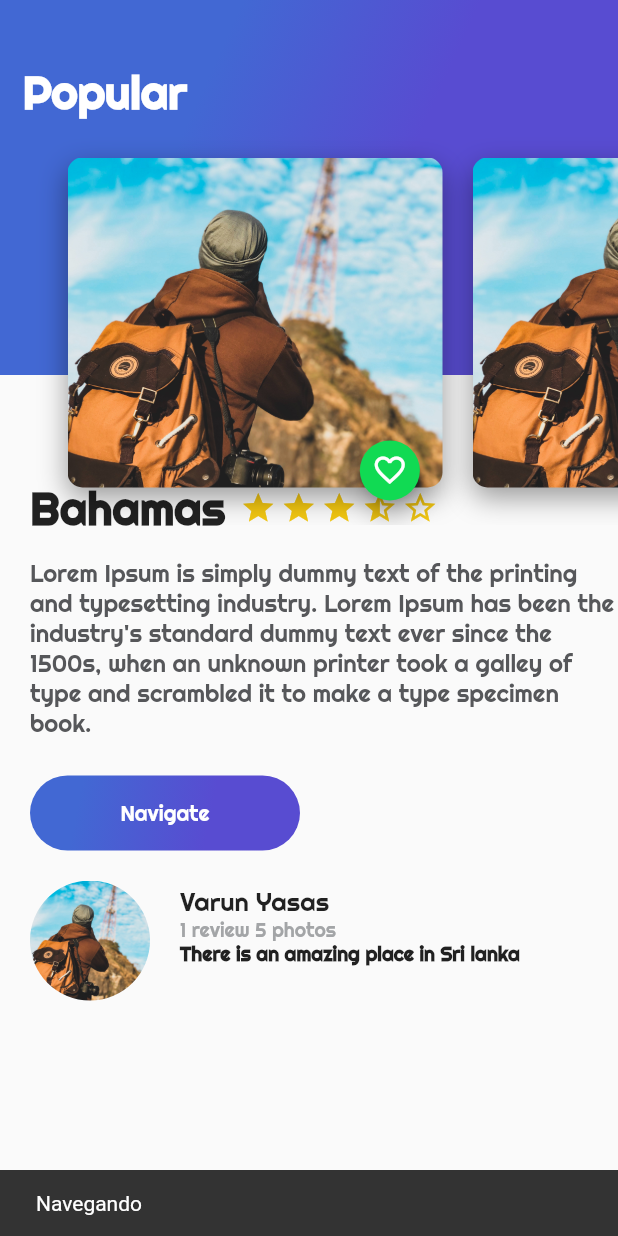
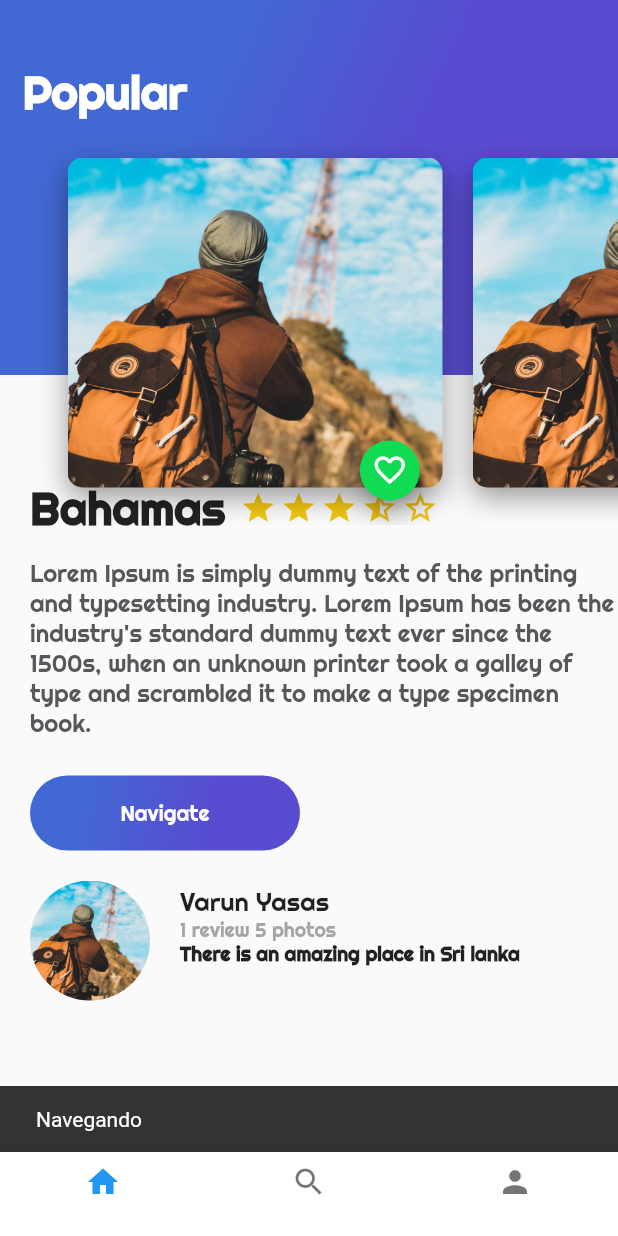
Before and after one commit to darioriverat/flutter_platzi, a Flutter app: the screen it shows after launch, after a tap on "Navigate", on a phone screen of 412 x 824 dp. Run offline on Flutter 3.47's test engine with Material 2 defaults, Android fonts, the phone set to English and light mode, and no system bars.

Commit message:
feat: create custom bottom navbar

```diff
--- /dev/null
+++ b/lib/home_trips.dart
@@ -0,0 +1,24 @@
+import 'package:flutter/material.dart';
+import 'package:platzi_reto/review_list.dart';
+import 'description_place.dart';
+import 'header.dart';
+
+class HomeTrips extends StatelessWidget {
+  String descriptionDummy =
+      "Lorem Ipsum is simply dummy text of the printing and typesetting industry. Lorem Ipsum has been the industry's standard dummy text ever since the 1500s, when an unknown printer took a galley of type and scrambled it to make a type specimen book.";
+
+  @override
+  Widget build(BuildContext context) {
+    return Stack(
+      children: [
+        ListView(
+          children: [
+            DescriptionPlace('Bahamas', 4, descriptionDummy),
+            ReviewList(),
+          ],
+        ),
+        Header()
+      ],
+    );
+  }
+}
--- a/lib/main.dart
+++ b/lib/main.dart
@@ -1,7 +1,5 @@
 import 'package:flutter/material.dart';
-import 'package:platzi_reto/description_place.dart';
-import 'package:platzi_reto/header.dart';
-import 'package:platzi_reto/review_list.dart';
+import 'package:platzi_reto/platzi_trips.dart';
 
 void main() {
   runApp(MaterialApp(
@@ -12,21 +10,6 @@ void main() {
 class Home extends StatelessWidget {
   @override
   Widget build(BuildContext context) {
-    String descriptionDummy =
-        "Lorem Ipsum is simply dummy text of the printing and typesetting industry. Lorem Ipsum has been the industry's standard dummy text ever since the 1500s, when an unknown printer took a galley of type and scrambled it to make a type specimen book.";
-
-    return Scaffold(
-      body: Stack(
-        children: [
-          ListView(
-            children: [
-              DescriptionPlace('Bahamas', 4, descriptionDummy),
-              ReviewList(),
-            ],
-          ),
-          Header()
-        ],
-      )
-    );
+    return PlatziTrips();
   }
 }
--- /dev/null
+++ b/lib/platzi_trips.dart
@@ -0,0 +1,54 @@
+import 'package:flutter/material.dart';
+import 'package:platzi_reto/profile_trips.dart';
+import 'package:platzi_reto/search_trips.dart';
+import 'home_trips.dart';
+
+class PlatziTrips extends StatefulWidget {
+  @override
+  _PlatziTripsState createState() => _PlatziTripsState();
+}
+
+class _PlatziTripsState extends State<PlatziTrips> {
+
+  int indexTap = 0;
+
+  final List<Widget> widgetsChildren = [
+    HomeTrips(),
+    SearchTrips(),
+    ProfileTrips(),
+  ];
+
+  void onTapTapped(int index) {
+    setState(() {
+      indexTap = index;
+    });
+  }
+
+  @override
+  Widget build(BuildContext context) {
+    return Scaffold(
+        bottomNavigationBar: Theme(
+          data: Theme.of(context)
+              .copyWith(canvasColor: Colors.white, primaryColor: Colors.purple),
+          child: BottomNavigationBar(
+            currentIndex: indexTap,
+            onTap: onTapTapped,
+            items: [
+              BottomNavigationBarItem(
+                icon: Icon(Icons.home),
+                title: Text(''),
+              ),
+              BottomNavigationBarItem(
+                icon: Icon(Icons.search),
+                title: Text(''),
+              ),
+              BottomNavigationBarItem(
+                icon: Icon(Icons.person),
+                title: Text(''),
+              ),
+            ],
+          ),
+        ),
+        body: widgetsChildren[indexTap]);
+  }
+}
--- /dev/null
+++ b/lib/profile_trips.dart
@@ -0,0 +1,10 @@
+import 'package:flutter/material.dart';
+
+class ProfileTrips extends StatelessWidget {
+  @override
+  Widget build(BuildContext context) {
+    return Container(
+      color: Colors.blue,
+    );
+  }
+}
--- /dev/null
+++ b/lib/search_trips.dart
@@ -0,0 +1,10 @@
+import 'package:flutter/material.dart';
+
+class SearchTrips extends StatelessWidget {
+  @override
+  Widget build(BuildContext context) {
+    return Container(
+      color: Colors.greenAccent,
+    );
+  }
+}
```
